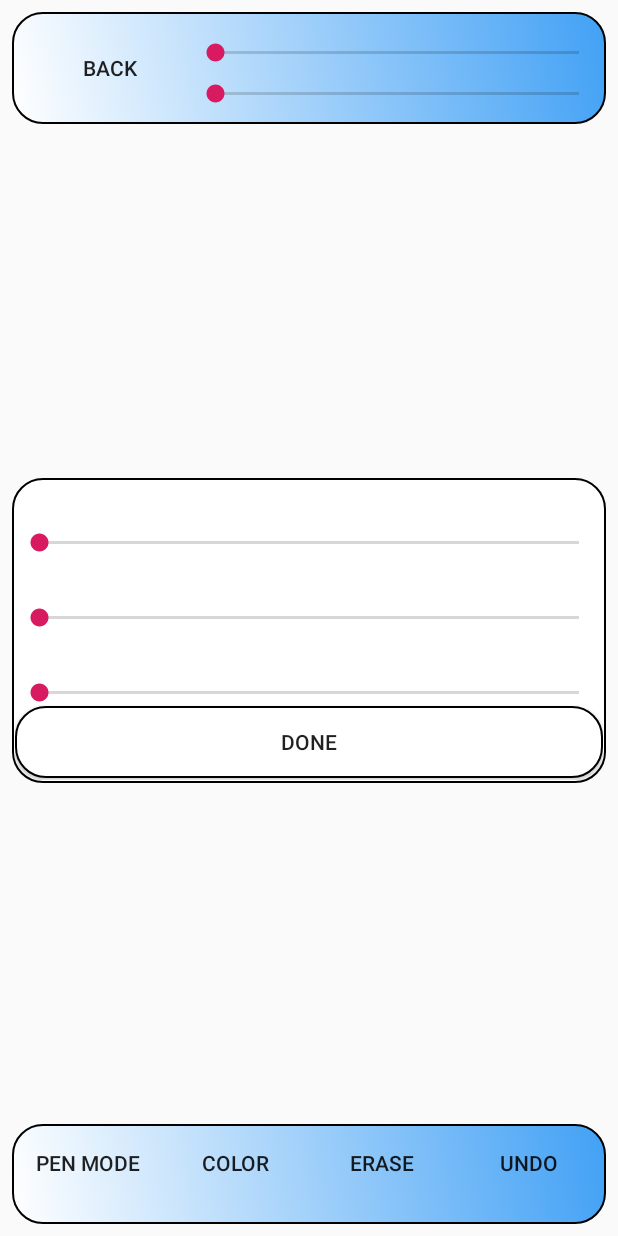
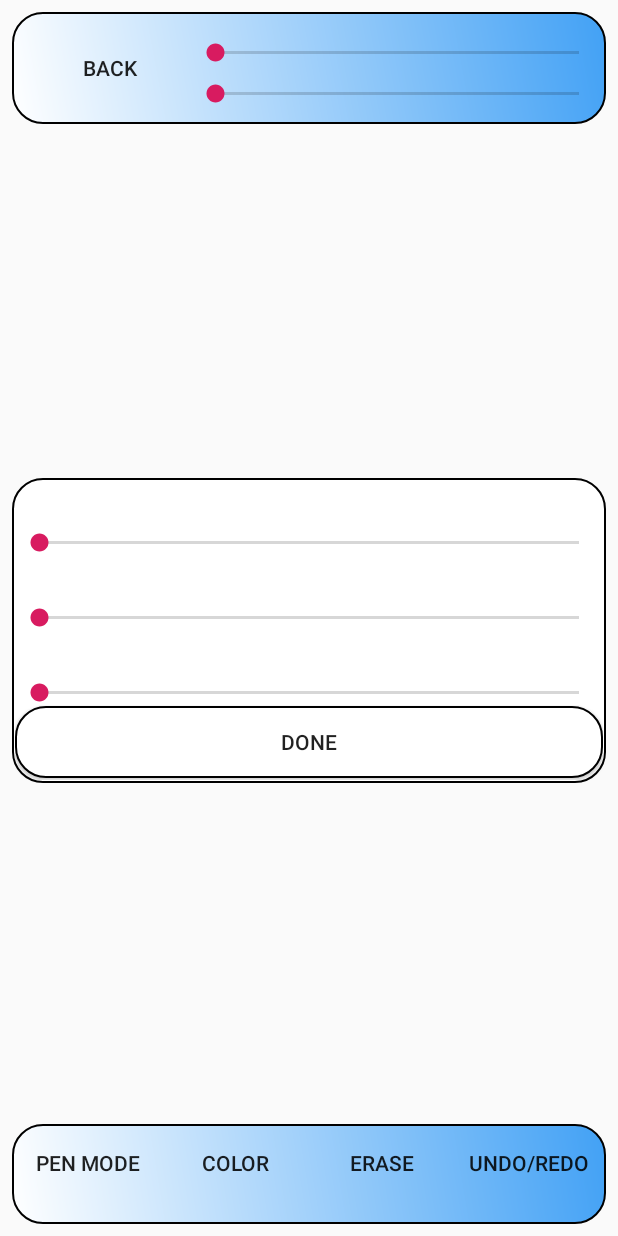
Before and after one commit to AbhiJ2706/paint-app-android, an Android app: the screen it shows after launch (MainActivity), after a tap on "COLOR", on a phone screen of 412 x 824 dp. Run offline under Robolectric (Android 15) with nearby library versions, the phone set to English and light mode, and no system bars; 1 statement that could not run was skipped.

Commit message:
Updated to most recent

```diff
--- a/Paint/app/src/main/java/com/example/paint/Config.java
+++ b/Paint/app/src/main/java/com/example/paint/Config.java
@@ -8,7 +8,8 @@ public final class Config extends Activity {
         CIRCLE,
         SQUARE,
         LINE,
-        POLYGON
+        POLYGON,
+        TEXT
     }
     protected enum PenType {
         DRAW,
--- a/Paint/app/src/main/res/layout/activity_main.xml
+++ b/Paint/app/src/main/res/layout/activity_main.xml
@@ -18,14 +18,14 @@
         android:layout_marginEnd="8dp"
         android:layout_marginBottom="8dp"
         android:layout_weight="0.8"
-        android:src="@android:color/background_light"
-        app:layout_constraintTop_toTopOf="@+id/top_guideline"
         app:layout_constraintBottom_toBottomOf="@+id/bottom_guideline"
         app:layout_constraintBottom_toTopOf="@+id/linearLayout"
         app:layout_constraintEnd_toEndOf="parent"
+        app:layout_constraintHorizontal_bias="0.0"
         app:layout_constraintStart_toStartOf="parent"
         app:layout_constraintTop_toBottomOf="@+id/seekBar"
-        app:layout_constraintVertical_bias="0.73" />
+        app:layout_constraintTop_toTopOf="@+id/top_guideline"
+        app:layout_constraintVertical_bias="0.0" />
 
     <SeekBar
         android:id="@+id/seekBar"
@@ -51,6 +51,49 @@
         android:id="@+id/bottom_guideline"
         app:layout_constraintGuide_percent=".9"
         android:orientation="horizontal"/>
+
+    <LinearLayout
+        android:id="@+id/textinput"
+        android:layout_width="378dp"
+        android:layout_height="147dp"
+        android:layout_marginStart="16dp"
+        android:layout_marginTop="8dp"
+        android:layout_marginEnd="16dp"
+        android:layout_marginBottom="8dp"
+        android:background="@drawable/emptybuttonborder"
+        android:orientation="vertical"
+        android:visibility="gone"
+        app:layout_constraintBottom_toBottomOf="parent"
+        app:layout_constraintEnd_toEndOf="parent"
+        app:layout_constraintStart_toStartOf="parent"
+        app:layout_constraintTop_toTopOf="parent">
+
+        <TextView
+            android:id="@+id/textView"
+            android:layout_width="match_parent"
+            android:layout_height="wrap_content"
+            android:layout_margin="8dp"
+            android:background="@drawable/emptybuttonborder"
+            android:text="Enter text below" />
+
+        <EditText
+            android:id="@+id/editText1"
+            android:layout_width="match_parent"
+            android:layout_height="wrap_content"
+            android:layout_margin="8dp"
+            android:background="@drawable/emptybuttonborder"
+            android:ems="10"
+            android:inputType="textPassword" />
+
+        <Button
+            android:id="@+id/button35"
+            android:layout_width="match_parent"
+            android:layout_height="wrap_content"
+            android:layout_margin="8dp"
+            android:background="@drawable/emptybuttonborder"
+            android:padding="8dp"
+            android:text="Done" />
+    </LinearLayout>
 
     <LinearLayout
         android:id="@+id/linearLayout"
@@ -102,8 +145,8 @@
             android:layout_height="wrap_content"
             android:layout_weight="1"
             android:background="@android:color/transparent"
-            android:onClick="undo"
-            android:text="Undo" />
+            android:onClick="undoOrRedo"
+            android:text="Undo/redo" />
     </LinearLayout>
 
     <android.support.constraint.ConstraintLayout
```
Also changed, not shown: Paint/app/src/main/java/com/example/paint/ColorPopup.java (deleted, +0 -55 lines), Paint/app/src/main/java/com/example/paint/MainActivity.java (+78 -10 lines), Paint/app/src/main/java/com/example/paint/Shape.java (+29 -1 lines), Paint/app/src/main/res/layout/shape_popup.xml (+10 -1 lines), Paint/app/src/main/res/layout/textinput_popup.xml (added, +34 -0 lines), Paint/app/src/main/res/layout/undoredo_popup.xml (added, +38 -0 lines), Paint/app/src/main/res/drawable/Logo_of_the_United_Nations.png (added).
